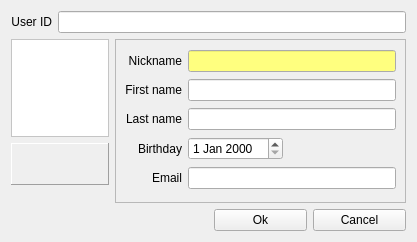
Qt form src/GuiEditVCard.ui (hwgao/beebeep) before a commit.
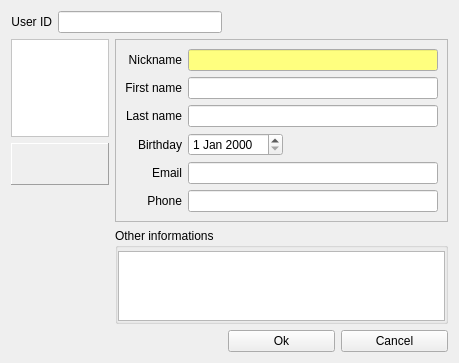
The same form after that commit. Icons and pictures are not drawn.

Commit message: Phone Number and other informations

```diff
--- a/src/GuiEditVCard.ui
+++ b/src/GuiEditVCard.ui
@@ -6,15 +6,15 @@
    <rect>
     <x>0</x>
     <y>0</y>
-    <width>417</width>
-    <height>242</height>
+    <width>459</width>
+    <height>343</height>
    </rect>
   </property>
   <property name="windowTitle">
    <string>Dialog</string>
   </property>
-  <layout class="QGridLayout" name="gridLayout_2">
-   <item row="0" column="0" colspan="4">
+  <layout class="QGridLayout" name="gridLayout_3">
+   <item row="0" column="0" colspan="2">
     <layout class="QHBoxLayout" name="horizontalLayout_2">
      <item>
       <widget class="QLabel" name="mp_lPath">
@@ -255,7 +255,7 @@
         </property>
         <property name="sizeHint" stdset="0">
          <size>
-          <width>55</width>
+          <width>171</width>
           <height>20</height>
          </size>
         </property>
@@ -278,6 +278,23 @@
         </property>
        </widget>
       </item>
+      <item row="5" column="0">
+       <widget class="QLabel" name="mp_lPhone">
+        <property name="text">
+         <string>Phone</string>
+        </property>
+        <property name="alignment">
+         <set>Qt::AlignRight|Qt::AlignTrailing|Qt::AlignVCenter</set>
+        </property>
+       </widget>
+      </item>
+      <item row="5" column="1" colspan="2">
+       <widget class="QLineEdit" name="mp_lePhone">
+        <property name="maxLength">
+         <number>80</number>
+        </property>
+       </widget>
+      </item>
      </layout>
     </widget>
    </item>
@@ -404,7 +421,7 @@
      </layout>
     </widget>
    </item>
-   <item row="3" column="0">
+   <item row="3" column="0" rowspan="2">
     <spacer name="verticalSpacer">
      <property name="orientation">
       <enum>Qt::Vertical</enum>
@@ -417,7 +434,37 @@
      </property>
     </spacer>
    </item>
-   <item row="4" column="0" colspan="2">
+   <item row="4" column="1" colspan="3">
+    <widget class="QGroupBox" name="mp_gbInfo">
+     <property name="title">
+      <string>Other informations</string>
+     </property>
+     <property name="flat">
+      <bool>true</bool>
+     </property>
+     <layout class="QGridLayout" name="gridLayout_2">
+      <property name="leftMargin">
+       <number>0</number>
+      </property>
+      <property name="topMargin">
+       <number>3</number>
+      </property>
+      <property name="rightMargin">
+       <number>0</number>
+      </property>
+      <property name="bottomMargin">
+       <number>0</number>
+      </property>
+      <property name="spacing">
+       <number>0</number>
+      </property>
+      <item row="0" column="0">
+       <widget class="QPlainTextEdit" name="mp_teInfo"/>
+      </item>
+     </layout>
+    </widget>
+   </item>
+   <item row="5" column="0" colspan="2">
     <spacer name="horizontalSpacer">
      <property name="orientation">
       <enum>Qt::Horizontal</enum>
@@ -430,14 +477,14 @@
      </property>
     </spacer>
    </item>
-   <item row="4" column="2">
+   <item row="5" column="2">
     <widget class="QPushButton" name="mp_pbOk">
      <property name="text">
       <string>Ok</string>
      </property>
     </widget>
    </item>
-   <item row="4" column="3">
+   <item row="5" column="3">
     <widget class="QPushButton" name="mp_pbCancel">
      <property name="text">
       <string>Cancel</string>
```
Left out of the diff: 4 changed lines with no effect on the pictures. The commit also changes 15 other files.
